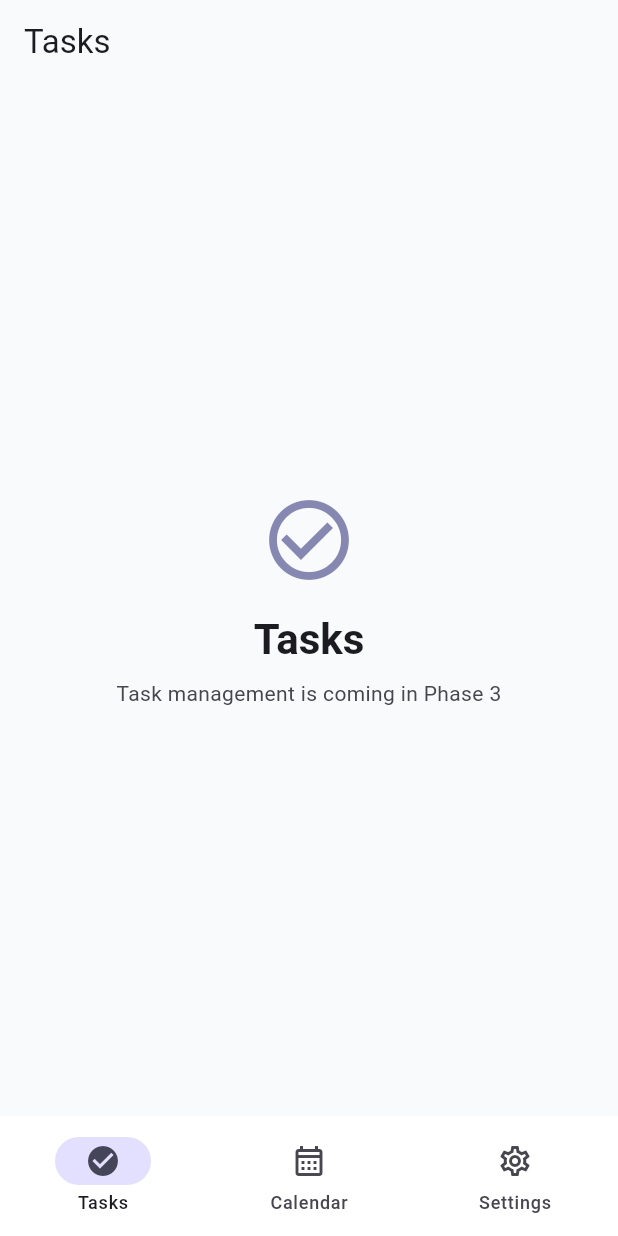
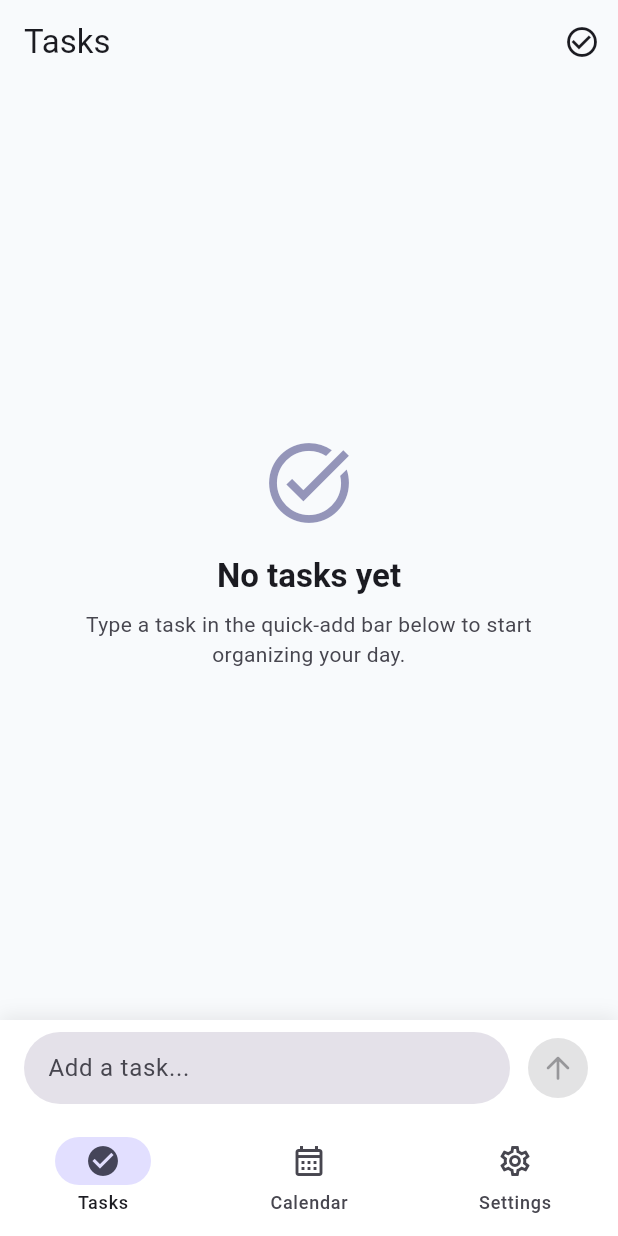
Before and after one commit to mnaggarse/tamam, a Flutter app: the screen it shows after launch, on a phone screen of 412 x 824 dp. Run offline on Flutter 3.47's test engine with Material 3 defaults, Android fonts, the phone set to English and light mode, and no system bars; our stand-ins replace drift, equatable, flutter_riverpod, go_router; accounts and stored records are empty; generated files the repository leaves out were written again.

Commit message:
feat(tasks): Add TaskListScreen, QuickAddBar, TaskTile, and TaskDetailScreen

```diff
--- a/lib/core/router/app_router.dart
+++ b/lib/core/router/app_router.dart
@@ -5,6 +5,8 @@ import 'package:tamam/features/projects/presentation/screens/project_edit_screen
 import 'package:tamam/features/projects/presentation/screens/project_list_screen.dart';
 import 'package:tamam/features/tags/presentation/screens/tag_edit_screen.dart';
 import 'package:tamam/features/tags/presentation/screens/tag_list_screen.dart';
+import 'package:tamam/features/tasks/presentation/screens/task_detail_screen.dart';
+import 'package:tamam/features/tasks/presentation/screens/task_list_screen.dart';
 
 /// Riverpod provider exposing the application's GoRouter configuration.
 final appRouterProvider = Provider<GoRouter>((ref) {
@@ -20,11 +22,15 @@ final appRouterProvider = Provider<GoRouter>((ref) {
             routes: [
               GoRoute(
                 path: '/tasks',
-                builder: (context, state) => const PlaceholderScreen(
-                  title: 'Tasks',
-                  icon: Icons.check_circle_outline,
-                  subtitle: 'Task management is coming in Phase 3',
-                ),
+                builder: (context, state) => const TaskListScreen(),
+                routes: [
+                  GoRoute(
+                    path: ':id',
+                    builder: (context, state) => TaskDetailScreen(
+                      taskId: state.pathParameters['id']!,
+                    ),
+                  ),
+                ],
               ),
             ],
           ),
--- /dev/null
+++ b/lib/features/tasks/presentation/screens/task_list_screen.dart
@@ -0,0 +1,161 @@
+import 'package:flutter/material.dart';
+import 'package:flutter_riverpod/flutter_riverpod.dart';
+import 'package:go_router/go_router.dart';
+import 'package:tamam/features/tasks/application/task_providers.dart';
+import 'package:tamam/features/tasks/data/models/task.dart';
+import 'package:tamam/features/tasks/presentation/widgets/quick_add_bar.dart';
+import 'package:tamam/features/tasks/presentation/widgets/task_tile.dart';
+
+/// Primary screen for managing and organizing tasks.
+class TaskListScreen extends ConsumerWidget {
+  /// Creates a [TaskListScreen].
+  const TaskListScreen({super.key});
+
+  @override
+  Widget build(BuildContext context, WidgetRef ref) {
+    final tasksAsync = ref.watch(tasksStreamProvider);
+    final showCompleted = ref.watch(showCompletedTasksProvider);
+
+    return Scaffold(
+      appBar: AppBar(
+        title: const Text('Tasks'),
+        actions: [
+          IconButton(
+            icon: Icon(
+              showCompleted
+                  ? Icons.check_circle
+                  : Icons.check_circle_outline,
+            ),
+            tooltip: showCompleted ? 'Hide Completed' : 'Show Completed',
+            onPressed: () {
+              ref
+                  .read(showCompletedTasksProvider.notifier)
+                  .update((value) => !value);
+            },
+          ),
+        ],
+      ),
+      body: Column(
+        children: [
+          Expanded(
+            child: tasksAsync.when(
+              data: (tasks) {
+                if (tasks.isEmpty) {
+                  return _buildEmptyState(
+                    context,
+                    showCompleted: showCompleted,
+                  );
+                }
+
+                return _buildTaskList(context, ref, tasks);
+              },
+              loading: () => const Center(
+                child: CircularProgressIndicator(),
+              ),
+              error: (error, _) => Center(
+                child: Text('Error loading tasks: $error'),
+              ),
+            ),
+          ),
+          const QuickAddBar(),
+        ],
+      ),
+    );
+  }
+
+  Widget _buildEmptyState(
+    BuildContext context, {
+    required bool showCompleted,
+  }) {
+    final theme = Theme.of(context);
+
+    return Center(
+      child: Padding(
+        padding: const EdgeInsets.all(32),
+        child: Column(
+          mainAxisAlignment: MainAxisAlignment.center,
+          children: [
+            Icon(
+              Icons.task_alt_outlined,
+              size: 64,
+              color: theme.colorScheme.primary.withAlpha(160),
+            ),
+            const SizedBox(height: 16),
+            Text(
+              'No tasks yet',
+              style: theme.textTheme.titleLarge?.copyWith(
+                fontWeight: FontWeight.bold,
+              ),
+            ),
+            const SizedBox(height: 8),
+            Text(
+              'Type a task in the quick-add bar below '
+              'to start organizing your day.',
+              textAlign: TextAlign.center,
+              style: theme.textTheme.bodyMedium?.copyWith(
+                color: theme.colorScheme.onSurfaceVariant,
+              ),
+            ),
+          ],
+        ),
+      ),
+    );
+  }
+
+  Widget _buildTaskList(
+    BuildContext context,
+    WidgetRef ref,
+    List<Task> tasks,
+  ) {
+    return ListView.separated(
+      padding: const EdgeInsets.symmetric(vertical: 8),
+      itemCount: tasks.length,
+      separatorBuilder: (_, __) => const Divider(height: 1, indent: 56),
+      itemBuilder: (context, index) {
+        final task = tasks[index];
+
+        return Dismissible(
+          key: ValueKey(task.id),
+          direction: DismissDirection.endToStart,
+          background: Container(
+            alignment: Alignment.centerRight,
+            padding: const EdgeInsets.only(right: 20),
+            color: Theme.of(context).colorScheme.error,
+            child: const Icon(Icons.delete, color: Colors.white),
+          ),
+          confirmDismiss: (direction) async {
+            return showDialog<bool>(
+              context: context,
+              builder: (ctx) => AlertDialog(
+                title: const Text('Delete Task?'),
+                content: Text(
+                  'Are you sure you want to delete "${task.title}"?',
+                ),
+                actions: [
+                  TextButton(
+                    onPressed: () => Navigator.of(ctx).pop(false),
+                    child: const Text('Cancel'),
+                  ),
+                  FilledButton(
+                    onPressed: () => Navigator.of(ctx).pop(true),
+                    style: FilledButton.styleFrom(
+                      backgroundColor: Theme.of(ctx).colorScheme.error,
+                    ),
+                    child: const Text('Delete'),
+                  ),
+                ],
+              ),
+            );
+          },
+          onDismissed: (_) {
+            ref.read(taskControllerProvider.notifier).deleteTask(task.id);
+          },
+          child: TaskTile(
+            task: task,
+            onTap: () => context.push('/tasks/${task.id}'),
+          ),
+        );
+      },
+    );
+  }
+}
--- /dev/null
+++ b/lib/features/tasks/presentation/widgets/quick_add_bar.dart
@@ -0,0 +1,112 @@
+import 'package:flutter/material.dart';
+import 'package:flutter_riverpod/flutter_riverpod.dart';
+import 'package:tamam/features/tasks/application/task_providers.dart';
+
+/// Quick-entry text input bar pinned to the bottom of the tasks view.
+class QuickAddBar extends ConsumerStatefulWidget {
+  /// Creates a [QuickAddBar].
+  const QuickAddBar({
+    this.defaultProjectId,
+    super.key,
+  });
+
+  /// Optional project ID to assign new tasks to. Defaults to null ("Inbox").
+  final String? defaultProjectId;
+
+  @override
+  ConsumerState<QuickAddBar> createState() => _QuickAddBarState();
+}
+
+class _QuickAddBarState extends ConsumerState<QuickAddBar> {
+  late final TextEditingController _controller;
+  bool _hasText = false;
+
+  @override
+  void initState() {
+    super.initState();
+    _controller = TextEditingController()..addListener(_onTextChanged);
+  }
+
+  @override
+  void dispose() {
+    _controller
+      ..removeListener(_onTextChanged)
+      ..dispose();
+    super.dispose();
+  }
+
+
+  void _onTextChanged() {
+    final hasText = _controller.text.trim().isNotEmpty;
+    if (hasText != _hasText) {
+      setState(() {
+        _hasText = hasText;
+      });
+    }
+  }
+
+  Future<void> _submit() async {
+    final title = _controller.text.trim();
+    if (title.isEmpty) return;
+
+    _controller.clear();
+
+    await ref.read(taskControllerProvider.notifier).createTask(
+          title: title,
+          projectId: widget.defaultProjectId,
+        );
+  }
+
+  @override
+  Widget build(BuildContext context) {
+    final theme = Theme.of(context);
+
+    return SafeArea(
+      top: false,
+      child: Container(
+        padding: const EdgeInsets.symmetric(horizontal: 16, vertical: 8),
+        decoration: BoxDecoration(
+          color: theme.colorScheme.surface,
+          boxShadow: [
+            BoxShadow(
+              color: theme.colorScheme.shadow.withAlpha(20),
+              blurRadius: 10,
+              offset: const Offset(0, -3),
+            ),
+          ],
+        ),
+        child: Row(
+          children: [
+            Expanded(
+              child: Container(
+                decoration: BoxDecoration(
+                  color: theme.colorScheme.surfaceContainerHighest,
+                  borderRadius: BorderRadius.circular(24),
+                ),
+                padding: const EdgeInsets.symmetric(horizontal: 16),
+                child: TextField(
+                  controller: _controller,
+                  textCapitalization: TextCapitalization.sentences,
+                  textInputAction: TextInputAction.done,
+                  onSubmitted: (_) => _submit(),
+                  decoration: const InputDecoration(
+                    hintText: 'Add a task...',
+                    border: InputBorder.none,
+                    isDense: true,
+                    contentPadding: EdgeInsets.symmetric(vertical: 12),
+                  ),
+                ),
+              ),
+            ),
+            const SizedBox(width: 8),
+            IconButton.filled(
+              onPressed: _hasText ? _submit : null,
+              icon: const Icon(Icons.arrow_upward_rounded),
+              tooltip: 'Add Task',
+            ),
+          ],
+        ),
+      ),
+    );
+  }
+}
```
Also changed, not shown: lib/features/tasks/presentation/screens/task_detail_screen.dart (added, +294 -0 lines), lib/features/tasks/presentation/widgets/task_tile.dart (added, +111 -0 lines).
